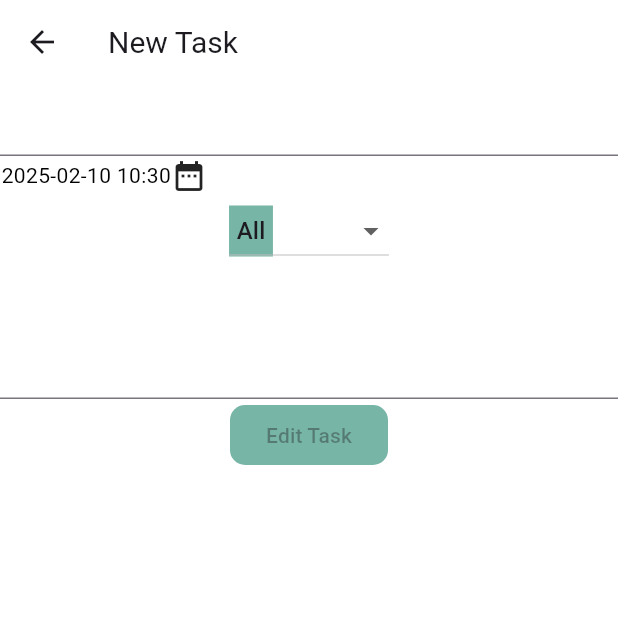
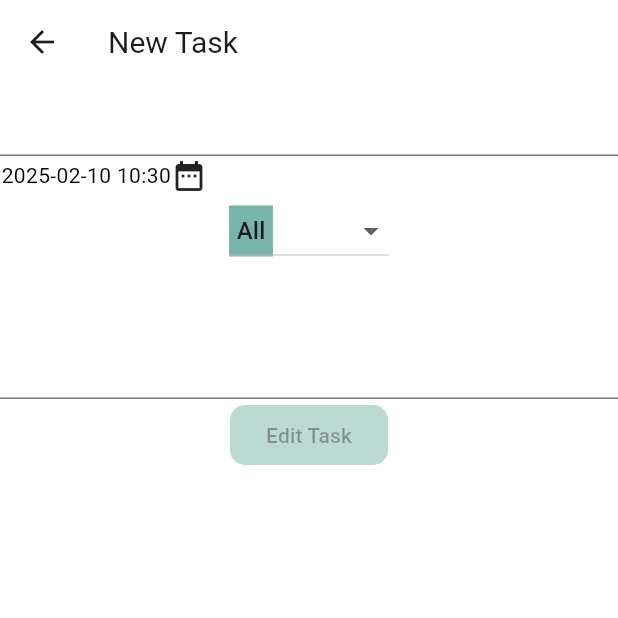
Before and after one commit to mahmoudFawzee/ai_assistant_app, a Flutter app: the NewTaskScreen screen opened directly with empty values, on a phone screen of 412 x 824 dp, the top half of it. Run offline on Flutter 3.47's test engine with Material 3 defaults, Android fonts, the light colour scheme and no system bars; our stand-ins replace equatable, flutter_bloc, geolocator, go_router, shared_preferences, sqflite; accounts and stored records are empty; generated files the repository leaves out were written again.

Commit message:
fix some errors

```diff
--- a/lib/data/services/tasks/date_time_formatter.dart
+++ b/lib/data/services/tasks/date_time_formatter.dart
@@ -1,4 +1,3 @@
-import 'dart:developer';
 
 import 'package:flutter/material.dart';
 import 'package:intl/intl.dart';
--- a/lib/view/routes/router.dart
+++ b/lib/view/routes/router.dart
@@ -43,7 +43,7 @@ final router = GoRouter(
       },
     ),
     GoRoute(
-      path: NewTaskScreen.pageRoute,
+      path: '${NewTaskScreen.pageRoute}:/task:/date',
       builder: (context, state) {
         final taskParams = state.pathParameters['task'];
         final dateParams = state.pathParameters['date'];
--- a/lib/view/screens/home/new_task.dart
+++ b/lib/view/screens/home/new_task.dart
@@ -7,6 +7,7 @@ import 'package:ai_assistant_app/logic/tasks/date_time_picker_cubit/date_time_pi
 import 'package:ai_assistant_app/logic/tasks/new_task_category_cubit/new_task_category_cubit.dart';
 import 'package:ai_assistant_app/logic/tasks/new_task_cubit/new_task_cubit.dart';
 import 'package:ai_assistant_app/logic/tasks/tasks_bloc/tasks_bloc.dart';
+import 'package:go_router/go_router.dart';
 import 'package:ai_assistant_app/view/theme/color_manger.dart';
 import 'package:ai_assistant_app/view/widgets/custom_date_time_button.dart';
 import 'package:flutter/material.dart';
@@ -57,6 +58,7 @@ class _NewTaskScreenState extends State<NewTaskScreen> {
     }
     //?directly path the date.
     date = widget.date;
+    context.read<DateTimePickerCubit>().pickDateTime(date!);
   }
 
   @override
@@ -66,10 +68,12 @@ class _NewTaskScreenState extends State<NewTaskScreen> {
       listener: (context, state) {
         if (state is AddedNewTaskState) {
           context.read<TasksBloc>().add(GetSpecificDayTasksEvent(widget.date!));
+          context.pop();
           return;
         }
         if (state is UpdatedTaskState) {
           context.read<TasksBloc>().add(GetSpecificDayTasksEvent(widget.date!));
+          context.pop();
           return;
         }
       },
@@ -109,9 +113,8 @@ class _NewTaskScreenState extends State<NewTaskScreen> {
                 return CustomDateTimePickerButton(
                   dateTime: date,
                   onDatePicked: () {
-                      date = date;
-                      _validateForm();
-                    },
+                    _validateForm();
+                  },
                 );
               },
             ),
@@ -175,6 +178,7 @@ class _NewTaskScreenState extends State<NewTaskScreen> {
               minLines: 3,
               maxLines: 5,
             ),
+
             BlocBuilder<NewTaskCubit, NewTaskState>(
               builder: (context, state) {
                 final enabled = state is ValidTaskState;
@@ -207,7 +211,7 @@ class _NewTaskScreenState extends State<NewTaskScreen> {
                       : null,
                   style: Theme.of(context).elevatedButtonTheme.style!.copyWith(
                         backgroundColor: WidgetStateProperty.all(
-                          enabled ? Theme.of(context).disabledColor : null,
+                          enabled ? null : Theme.of(context).disabledColor,
                         ),
                       ),
                   child: Text(
--- a/lib/view/screens/home/todo_page.dart
+++ b/lib/view/screens/home/todo_page.dart
@@ -106,7 +106,6 @@ class ToDoScreen extends StatelessWidget {
                 return Expanded(
                   child: ListView.builder(
                     itemCount: allTasks.length,
-
                     itemBuilder: (context, index) {
                       //?here we have uncompleted tasks.
                       final task = allTasks[index];
@@ -139,7 +138,7 @@ class ToDoScreen extends StatelessWidget {
       floatingActionButton: FloatingActionButton(
         onPressed: () {
           final date = DateTimeFormatter.dateToString(_date ?? DateTime.now());
-          context.push(NewTaskScreen.pageRoute);
+          context.push('${NewTaskScreen.pageRoute}/${null}/$date');
         },
         child: const Icon(Icons.add),
       ),
```
